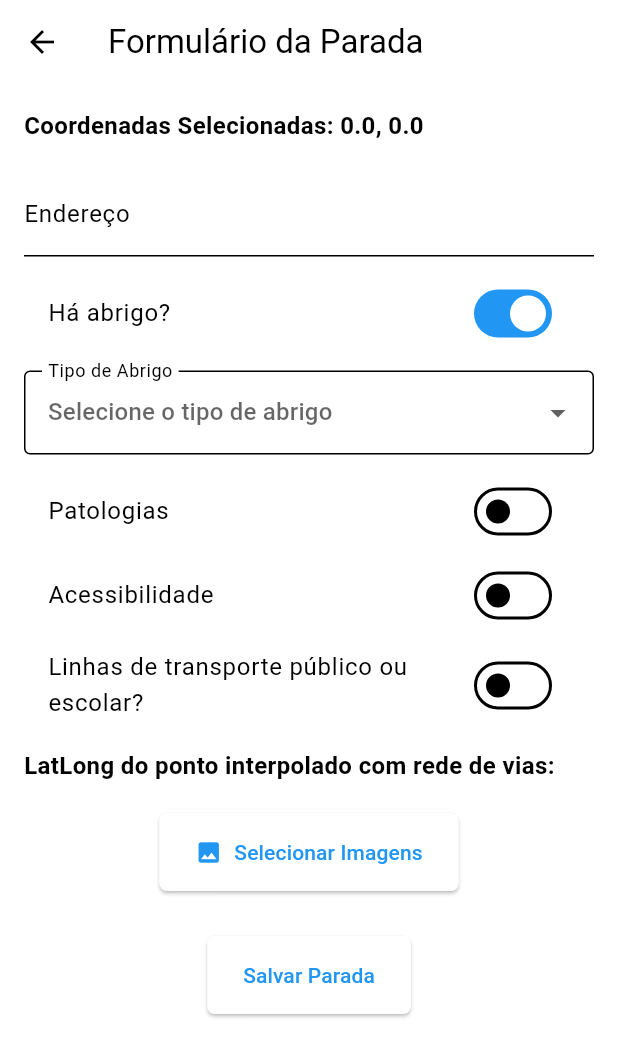
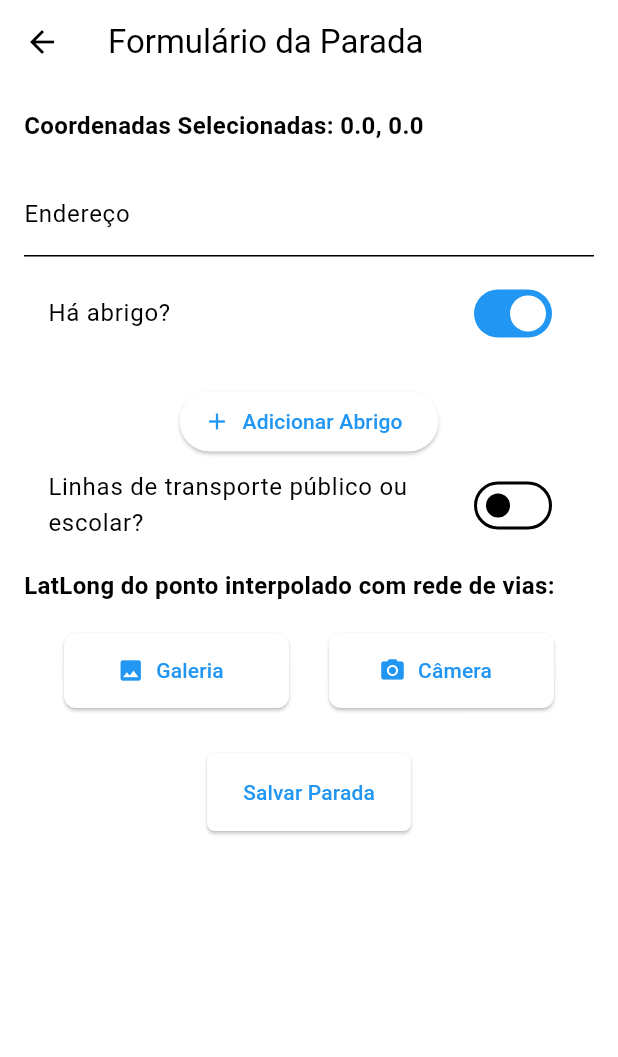
Before and after one commit to adalbertocarv/AppSuter, a Flutter app: the FormularioParadaTela screen opened directly with empty values, after a tap on "Há abrigo?", on a phone screen of 412 x 824 dp. Shown: the top 1057 px of the screen. Run offline on Flutter 3.47's test engine with Material 3 defaults, Android fonts, the phone set to English and light mode, and no system bars; our stand-ins replace flutter_map, geolocator, image_picker, jwt_decoder, latlong2, shared_preferences; missing offline and left inert: flutter_map_marker_cluster, flutter_map_tile_caching; accounts and stored records are empty; network calls fail.

Commit message:
-banco provisorio -app para homologação

```diff
--- a/frontend/lib/main.dart
+++ b/frontend/lib/main.dart
@@ -25,12 +25,12 @@ Future<void> main() async {
       providers: [
         ChangeNotifierProvider(create: (_) => PointProvider()..loadPoints()), // Garante que as paradas sejam carregadas
       ],
-      child: MyApp(),
+      child: PontoParada(),
     ),
   );
 }
 
-class MyApp extends StatelessWidget {
+class PontoParada extends StatelessWidget {
   @override
   Widget build(BuildContext context) {
     return MaterialApp(
--- a/frontend/lib/providers/ponto_parada_provider.dart
+++ b/frontend/lib/providers/ponto_parada_provider.dart
@@ -29,29 +29,25 @@ class PointProvider with ChangeNotifier {
   Future<void> addPoint({
     required String endereco,
     required bool haAbrigo,
-    String? tipoAbrigo,
-    required bool patologias,
-    required bool acessibilidade,
+    required List<Map<String, dynamic>> abrigos, // Agora aceita múltiplos abrigos
     required bool linhasTransporte,
     required double longitude,
     required double latitude,
     required List<String> imagensPaths,
-    required String latLongInterpolado, // Adicionando o novo campo
+    required String latLongInterpolado,
   }) async {
     final newPoint = {
       "endereco": endereco,
       "haAbrigo": haAbrigo,
-      "tipoAbrigo": tipoAbrigo,
-      "patologias": patologias,
-      "acessibilidade": acessibilidade,
+      "abrigos": abrigos, // Lista de abrigos
       "linhasTransporte": linhasTransporte,
       "longitude": longitude,
       "latitude": latitude,
       "imagensPaths": imagensPaths,
-      "latLongInterpolado": latLongInterpolado, // Novo campo adicionado ao ponto
+      "latLongInterpolado": latLongInterpolado,
     };
 
-    // Adicionar localmente
+    // Adiciona localmente
     _points.add(newPoint);
     notifyListeners();
     await _savePoints();
@@ -62,14 +58,12 @@ class PointProvider with ChangeNotifier {
       final request = http.MultipartRequest('POST', url)
         ..fields['endereco'] = endereco
         ..fields['haAbrigo'] = haAbrigo.toString()
-        ..fields['tipoAbrigo'] = tipoAbrigo ?? ''
-        ..fields['patologias'] = patologias.toString()
-        ..fields['acessibilidade'] = acessibilidade.toString()
         ..fields['linhasTransporte'] = linhasTransporte.toString()
         ..fields['geom'] = jsonEncode({"lon": longitude, "lat": latitude})
-        ..fields['latLongInterpolado'] = latLongInterpolado; // Incluído no POST
+        ..fields['latLongInterpolado'] = latLongInterpolado
+        ..fields['abrigos'] = jsonEncode(abrigos); // Enviar lista de abrigos
 
-      // Adicionar múltiplas imagens
+      // Adiciona imagens ao request
       for (String imagePath in imagensPaths) {
         request.files.add(await http.MultipartFile.fromPath('imagens', imagePath));
       }
@@ -85,14 +79,13 @@ class PointProvider with ChangeNotifier {
     }
   }
 
+
   // Atualizar um ponto existente
   Future<void> updatePoint(
       int index, {
         required String endereco,
         required bool haAbrigo,
-        String? tipoAbrigo,
-        required bool patologias,
-        required bool acessibilidade,
+        required List<Map<String, dynamic>> abrigos, // Lista de abrigos
         required bool linhasTransporte,
         required double longitude,
         required double latitude,
@@ -106,19 +99,16 @@ class PointProvider with ChangeNotifier {
     final updatedPoint = {
       "endereco": endereco,
       "haAbrigo": haAbrigo,
-      "tipoAbrigo": tipoAbrigo,
-      "patologias": patologias,
-      "acessibilidade": acessibilidade,
+      "abrigos": abrigos, // Mantém os abrigos
       "linhasTransporte": linhasTransporte,
       "longitude": longitude,
       "latitude": latitude,
       "imagensPaths": imagensPaths,
     };
 
-    // Atualiza o ponto existente
     _points[index] = updatedPoint;
     notifyListeners();
-    await _savePoints(); // Salva as alterações localmente
+    await _savePoints();
 
     // Fazer PUT no backend
     try {
@@ -126,13 +116,10 @@ class PointProvider with ChangeNotifier {
       final request = http.MultipartRequest('PUT', url)
         ..fields['endereco'] = endereco
         ..fields['haAbrigo'] = haAbrigo.toString()
-        ..fields['tipoAbrigo'] = tipoAbrigo ?? ''
-        ..fields['patologias'] = patologias.toString()
-        ..fields['acessibilidade'] = acessibilidade.toString()
         ..fields['linhasTransporte'] = linhasTransporte.toString()
-        ..fields['geom'] = jsonEncode({"lon": longitude, "lat": latitude});
+        ..fields['geom'] = jsonEncode({"lon": longitude, "lat": latitude})
+        ..fields['abrigos'] = jsonEncode(abrigos);
 
-      // Adicionar múltiplas imagens
       for (String imagePath in imagensPaths) {
         request.files.add(await http.MultipartFile.fromPath('imagens', imagePath));
       }
@@ -147,6 +134,7 @@ class PointProvider with ChangeNotifier {
       print('Erro na atualização do ponto: $error');
     }
   }
+
 
   // Remover um ponto por índice
   void removePoint(int index) {
--- a/frontend/lib/screens/formulario_parada_tela.dart
+++ b/frontend/lib/screens/formulario_parada_tela.dart
@@ -35,6 +35,7 @@ class _FormularioParadaTelaState extends State<FormularioParadaTela> {
   List<File> _imageFiles = []; // Armazena múltiplas imagens
   final ImagePicker _picker = ImagePicker();
   File? _imageFile;
+  List<Map<String, dynamic>> _shelters = [];
 
   @override
   void initState() {
@@ -53,9 +54,30 @@ class _FormularioParadaTelaState extends State<FormularioParadaTela> {
             .map((path) => File(path))
             .toList();
       }
+      if (widget.initialData != null && widget.initialData?['abrigos'] != null) {
+        _shelters = List<Map<String, dynamic>>.from(widget.initialData?['abrigos']);
+      }
+
     }
     _buscarTiposAbrigos();
   }
+
+  void _addShelter() {
+    setState(() {
+      _shelters.add({
+        "tipoAbrigo": null,
+        "temPatologia": false,
+        "temAcessibilidade": false
+      });
+    });
+  }
+
+  void _removeShelter(int index) {
+    setState(() {
+      _shelters.removeAt(index);
+    });
+  }
+
 
   Future<void> _buscarTiposAbrigos() async {
     await Future.delayed(const Duration(seconds: 1));
@@ -73,12 +95,12 @@ class _FormularioParadaTelaState extends State<FormularioParadaTela> {
     }
   }
 
-  // Função para capturar uma imagem com a câmera
+// Função para capturar uma imagem com a câmera e adicioná-la à lista
   Future<void> _tirarFoto() async {
     final pickedFile = await _picker.pickImage(source: ImageSource.camera);
     if (pickedFile != null) {
       setState(() {
-        _imageFile = File(pickedFile.path);
+        _imageFiles.add(File(pickedFile.path)); // Adiciona a foto à lista de imagens
       });
     }
   }
@@ -100,10 +122,10 @@ class _FormularioParadaTelaState extends State<FormularioParadaTela> {
       return;
     }
 
-    if (_temHabrigo && _selectedShelterType == null) {
+    if (_temHabrigo && _shelters.isEmpty) {
       ScaffoldMessenger.of(context).showSnackBar(
         const SnackBar(
-          content: Text('Por favor, selecione o tipo de abrigo!'),
+          content: Text('Adicione pelo menos um abrigo!'),
           backgroundColor: Colors.red,
         ),
       );
@@ -113,27 +135,21 @@ class _FormularioParadaTelaState extends State<FormularioParadaTela> {
     final pointProvider = Provider.of<PointProvider>(context, listen: false);
 
     if (widget.index != null) {
-      // Atualiza a parada existente
       pointProvider.updatePoint(
         widget.index!,
         endereco: _addressController.text,
         haAbrigo: _temHabrigo,
-        tipoAbrigo: _selectedShelterType,
-        patologias: _temPatologia,
-        acessibilidade: _temAcessibilidade,
+        abrigos: _shelters, // Passa a lista completa de abrigos
         linhasTransporte: _transportePublico,
         latitude: widget.latLng.latitude,
         longitude: widget.latLng.longitude,
         imagensPaths: _imageFiles.map((file) => file.path).toList(),
       );
     } else {
-      // Cria uma nova parada
       pointProvider.addPoint(
         endereco: _addressController.text,
         haAbrigo: _temHabrigo,
-        tipoAbrigo: _selectedShelterType,
-        patologias: _temPatologia,
-        acessibilidade: _temAcessibilidade,
+        abrigos: _shelters, // Passa a lista completa de abrigos
         linhasTransporte: _transportePublico,
         latitude: widget.latLng.latitude,
         longitude: widget.latLng.longitude,
@@ -149,7 +165,7 @@ class _FormularioParadaTelaState extends State<FormularioParadaTela> {
       ),
     );
 
-    Navigator.of(context).pop();  // Retorna à tela anterior
+    Navigator.of(context).pop();
   }
 
   @override
@@ -188,8 +204,16 @@ class _FormularioParadaTelaState extends State<FormularioParadaTela> {
               ),
               if (_temHabrigo) ...[
                 const SizedBox(height: 10),
+                for (int i = 0; i < _shelters.length; i++) ...[
+                  Card(
+                    elevation: 3,
+                    margin: const EdgeInsets.symmetric(vertical: 5),
+                    child: Padding(
+                      padding: const EdgeInsets.all(8.0),
+                      child: Column(
+                        children: [
                           DropdownButtonFormField<String>(
-                  value: _selectedShelterType,
+                            value: _shelters[i]["tipoAbrigo"],
                             hint: const Text('Selecione o tipo de abrigo'),
                             items: _shelterTypes.map((String type) {
                               return DropdownMenuItem<String>(
@@ -202,7 +226,7 @@ class _FormularioParadaTelaState extends State<FormularioParadaTela> {
                             }).toList(),
                             onChanged: (value) {
                               setState(() {
-                      _selectedShelterType = value;
+                                _shelters[i]["tipoAbrigo"] = value;
                               });
                             },
                             decoration: const InputDecoration(
@@ -213,21 +237,41 @@ class _FormularioParadaTelaState extends State<FormularioParadaTela> {
                           const SizedBox(height: 10),
                           SwitchListTile(
                             title: const Text('Patologias'),
-                  value: _temPatologia,
+                            value: _shelters[i]["temPatologia"],
                             onChanged: (value) {
                               setState(() {
-                      _temPatologia = value;
+                                _shelters[i]["temPatologia"] = value;
                               });
                             },
                           ),
                           SwitchListTile(
                             title: const Text('Acessibilidade'),
-                  value: _temAcessibilidade,
+                            value: _shelters[i]["temAcessibilidade"],
                             onChanged: (value) {
                               setState(() {
-                      _temAcessibilidade = value;
+                                _shelters[i]["temAcessibilidade"] = value;
                               });
                             },
+                          ),
+                          Align(
+                            alignment: Alignment.centerRight,
+                            child: IconButton(
+                              icon: const Icon(Icons.delete, color: Colors.red),
+                              onPressed: () => _removeShelter(i),
+                            ),
+                          ),
+                        ],
+                      ),
+                    ),
+                  ),
+                ],
+                const SizedBox(height: 10),
+                Center(
+                  child: ElevatedButton.icon(
+                    onPressed: _addShelter,
+                    icon: const Icon(Icons.add),
+                    label: const Text('Adicionar Abrigo'),
+                  ),
                 ),
               ],
               SwitchListTile(
@@ -245,18 +289,45 @@ class _FormularioParadaTelaState extends State<FormularioParadaTela> {
                 style: const TextStyle(fontSize: 16, fontWeight: FontWeight.bold),
               ),
               const SizedBox(height: 20),
-              Center(child: ElevatedButton.icon(
+              // Botões lado a lado para selecionar imagens e tirar foto
+              Row(
+                mainAxisAlignment: MainAxisAlignment.spaceEvenly,
+                children: [
+                  SizedBox(
+                    width: 150, // Define uma largura fixa para manter uniformidade
+                    height: 50, // Mantém altura fixa para ambos os botões
+                    child: ElevatedButton.icon(
+                      onPressed: _selecionarMultiplasimagens,
+                      icon: const Icon(Icons.image),
+                      label: const Text('Galeria'),
                       style: ElevatedButton.styleFrom(
-                  padding: const EdgeInsets.symmetric(vertical: 16, horizontal: 24),
                         shape: RoundedRectangleBorder(
-                    borderRadius: BorderRadius.circular(5),
+                          borderRadius: BorderRadius.circular(8), // Mantém formato quadrado
+                        ),
+                        fixedSize: const Size(150, 50), // Garante que ambos os botões tenham o mesmo tamanho
                       ),
                     ),
-                onPressed: _selecionarMultiplasimagens,
-                icon: const Icon(Icons.image),
-                label: const Text('Selecionar Imagens'),
-              )),
+                  ),
+                  SizedBox(
+                    width: 150,
+                    height: 50,
+                    child: ElevatedButton.icon(
+                      onPressed: _tirarFoto,
+                      icon: const Icon(Icons.camera_alt),
+                      label: const Text('Câmera'),
+                      style: ElevatedButton.styleFrom(
+                        shape: RoundedRectangleBorder(
+                          borderRadius: BorderRadius.circular(8),
+                        ),
+                        fixedSize: const Size(150, 50),
+                      ),
+                    ),
+                  ),
+                ],
+              ),
               const SizedBox(height: 10),
+
+              // Exibir imagens selecionadas
               if (_imageFiles.isNotEmpty)
                 GridView.builder(
                   shrinkWrap: true,
--- a/frontend/lib/screens/paradas_tela.dart
+++ b/frontend/lib/screens/paradas_banco_tela.dart
@@ -298,6 +298,10 @@ class _ParadasTelaState extends State<ParadasTela> {
   Widget build(BuildContext context) {
     return Scaffold(
       appBar: AppBar(
+        leading: IconButton(
+          icon: const Icon(Icons.arrow_back_ios_new),
+          onPressed: () => Navigator.of(context).pop(),
+        ),
         title: const Text('Paradas Registradas'),
       ),
       body: Column(
```
Also changed, not shown: frontend/lib/screens/paradas_temporario_tela.dart (added, +175 -0 lines), frontend/lib/screens/registrar_paradas_tela.dart (+58 -25 lines), frontend/lib/screens/registro_tela.dart (+15 -16 lines), frontend/lib/screens/tela_inicio.dart (+12 -1 lines), frontend/lib/services/gravar_paradas_service.dart (added, +64 -0 lines), 5 other files. Lines whose indentation alone changed are shown as unchanged.
